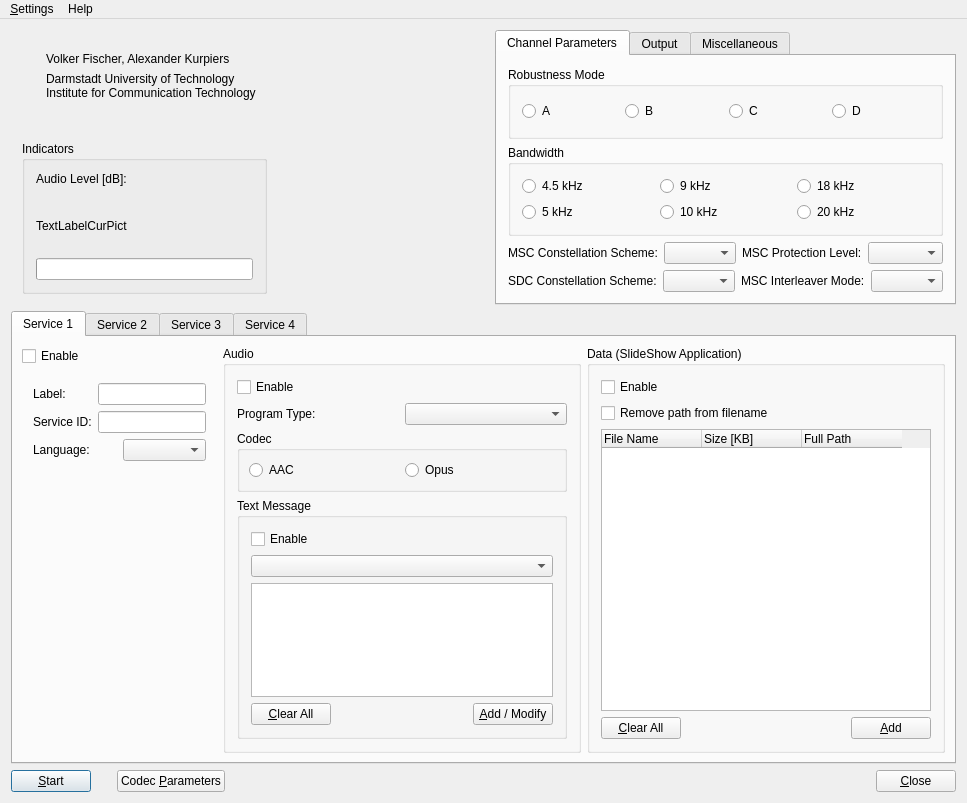
The window that dream/src/GUI-QT/TransmDlgbase.ui (mmjee/dream-patched) describes before a commit, drawn with Qt 5.
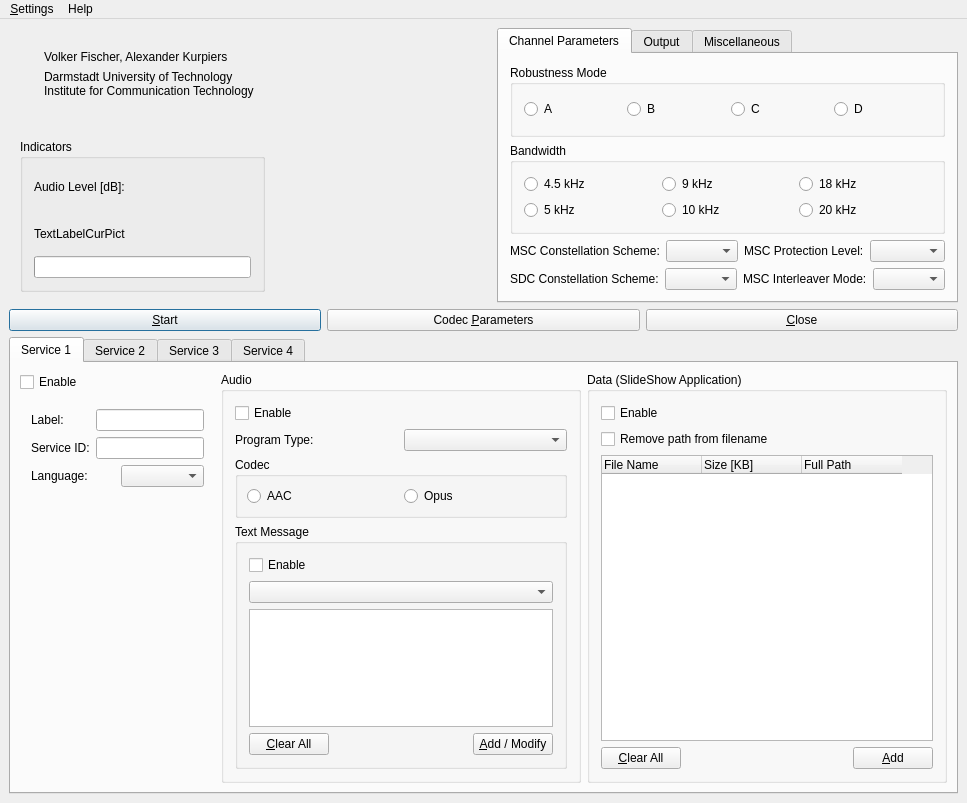
The same window after the commit. Icons and pictures are not drawn. Custom widgets are drawn as their Qt base class.

Diff of the .ui file:
```diff
--- a/dream/src/GUI-QT/TransmDlgbase.ui
+++ b/dream/src/GUI-QT/TransmDlgbase.ui
@@ -18,23 +18,8 @@
     <normaloff>:/icons/MainIconTx.svg</normaloff>:/icons/MainIconTx.svg</iconset>
   </property>
   <widget class="QWidget" name="centralwidget">
-   <layout class="QVBoxLayout" name="verticalLayout_5">
-    <property name="spacing">
-     <number>6</number>
-    </property>
-    <property name="leftMargin">
-     <number>11</number>
-    </property>
-    <property name="topMargin">
-     <number>11</number>
-    </property>
-    <property name="rightMargin">
-     <number>11</number>
-    </property>
-    <property name="bottomMargin">
-     <number>11</number>
-    </property>
-    <item>
+   <layout class="QGridLayout" name="gridLayout">
+    <item row="0" column="0">
      <layout class="QHBoxLayout" name="horizontalLayout">
       <item>
        <layout class="QVBoxLayout" name="verticalLayout_2">
@@ -211,7 +196,7 @@
               </widget>
              </item>
              <item>
-              <layout class="QVBoxLayout" name="levelMeterLayout"/>
+              <widget class="QwtThermo" name="ProgrInputLevel"/>
              </item>
             </layout>
            </item>
@@ -989,7 +974,44 @@
       </item>
      </layout>
     </item>
-    <item>
+    <item row="1" column="0">
+     <layout class="QHBoxLayout" name="horizontalLayout_8">
+      <item>
+       <widget class="QPushButton" name="ButtonStartStop">
+        <property name="text">
+         <string>&amp;Start</string>
+        </property>
+        <property name="autoDefault">
+         <bool>true</bool>
+        </property>
+        <property name="default">
+         <bool>true</bool>
+        </property>
+       </widget>
+      </item>
+      <item>
+       <widget class="QPushButton" name="ButtonCodec">
+        <property name="text">
+         <string>Codec &amp;Parameters</string>
+        </property>
+       </widget>
+      </item>
+      <item>
+       <widget class="QPushButton" name="ButtonClose">
+        <property name="text">
+         <string>&amp;Close</string>
+        </property>
+        <property name="autoDefault">
+         <bool>true</bool>
+        </property>
+        <property name="default">
+         <bool>false</bool>
+        </property>
+       </widget>
+      </item>
+     </layout>
+    </item>
+    <item row="2" column="0">
      <widget class="QTabWidget" name="TabWidgetServices">
       <property name="enabled">
        <bool>true</bool>
@@ -1556,63 +1578,6 @@
       </widget>
      </widget>
     </item>
-    <item>
-     <layout class="QHBoxLayout" name="horizontalLayout_6">
-      <item>
-       <widget class="QPushButton" name="ButtonStartStop">
-        <property name="text">
-         <string>&amp;Start</string>
-        </property>
-        <property name="default">
-         <bool>true</bool>
-        </property>
-       </widget>
-      </item>
-      <item>
-       <spacer name="Horizontal Spacing2">
-        <property name="orientation">
-         <enum>Qt::Horizontal</enum>
-        </property>
-        <property name="sizeType">
-         <enum>QSizePolicy::Minimum</enum>
-        </property>
-        <property name="sizeHint" stdset="0">
-         <size>
-          <width>20</width>
-          <height>20</height>
-         </size>
-        </property>
-       </spacer>
-      </item>
-      <item>
-       <widget class="QPushButton" name="ButtonCodec">
-        <property name="text">
-         <string>Codec &amp;Parameters</string>
-        </property>
-       </widget>
-      </item>
-      <item>
-       <spacer name="horizontalSpacer">
-        <property name="orientation">
-         <enum>Qt::Horizontal</enum>
-        </property>
-        <property name="sizeHint" stdset="0">
-         <size>
-          <width>40</width>
-          <height>20</height>
-         </size>
-        </property>
-       </spacer>
-      </item>
-      <item>
-       <widget class="QPushButton" name="ButtonClose">
-        <property name="text">
-         <string>&amp;Close</string>
-        </property>
-       </widget>
-      </item>
-     </layout>
-    </item>
    </layout>
   </widget>
   <widget class="QMenuBar" name="menubar">
@@ -1621,7 +1586,7 @@
      <x>0</x>
      <y>0</y>
      <width>967</width>
-     <height>23</height>
+     <height>20</height>
     </rect>
    </property>
    <widget class="QMenu" name="menu_Settings">
@@ -1654,6 +1619,13 @@
    </property>
   </action>
  </widget>
+ <customwidgets>
+  <customwidget>
+   <class>QwtThermo</class>
+   <extends>QWidget</extends>
+   <header>qwt_thermo.h</header>
+  </customwidget>
+ </customwidgets>
  <tabstops>
   <tabstop>TabWidgetParam</tabstop>
   <tabstop>RadioButtonRMA</tabstop>
```
Left out of the diff: 9 changed lines with no effect on the pictures.
